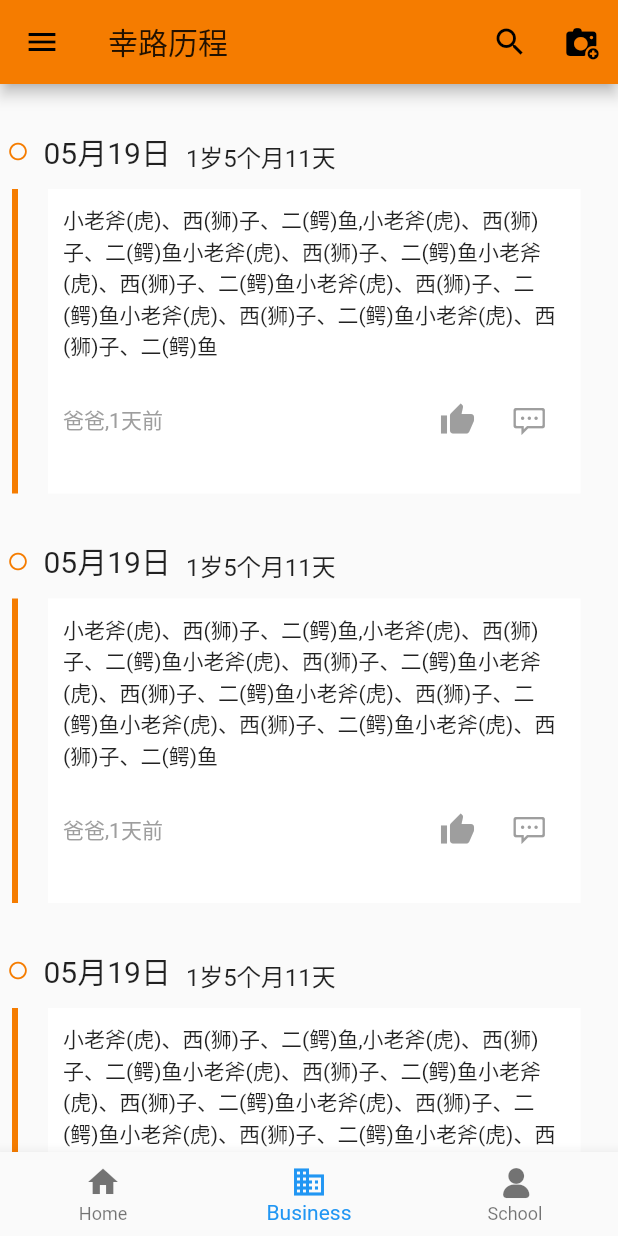
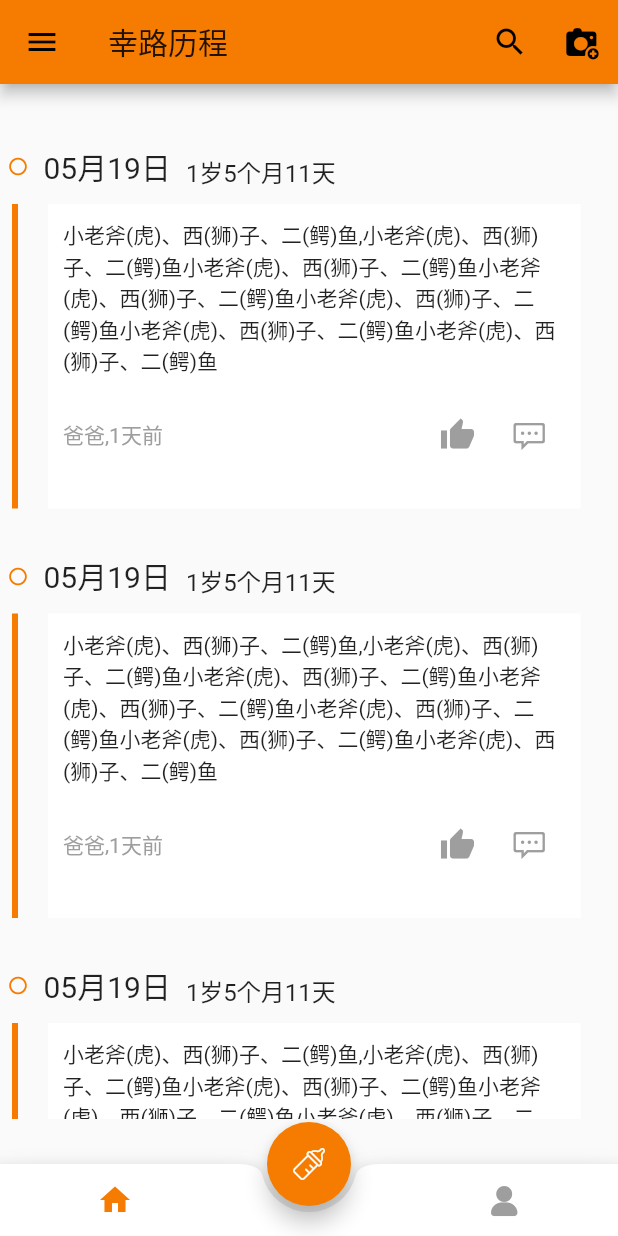
Before and after one commit to Rewa-Fang/SuperDaddy, a Flutter app: the screen it shows after launch, on a phone screen of 412 x 824 dp. Run offline on Flutter 3.47's test engine with Material 2 defaults, Android fonts, the light colour scheme and no system bars.

Commit message:
底部凹凸按钮

```diff
--- a/lib/views/home.dart
+++ b/lib/views/home.dart
@@ -9,7 +9,8 @@ class HomePage extends StatefulWidget {
 
 class _HomePageState extends State<HomePage> {
   var _diaryDataList = [1, 2, 3, 4, 5, 11, 22, 33, 44, 55, 16, 27, 38, 49, 51];
-  var _selectedIndex = 1;
+  var _selectedIndex = 0;
+  Color greyColor = Colors.grey;
   // @override
   // void initState() {
   //   // _retrieveData();
@@ -17,6 +18,7 @@ class _HomePageState extends State<HomePage> {
 
   @override
   Widget build(BuildContext context) {
+    Color primaryColor = Theme.of(context).primaryColor;
     return Scaffold(
       appBar: AppBar(
         title: Text("幸路历程"),
@@ -35,25 +37,40 @@ class _HomePageState extends State<HomePage> {
           )
         ],
       ),
-      bottomNavigationBar: BottomNavigationBar(
-        // 底部导航
-        items: <BottomNavigationBarItem>[
-          BottomNavigationBarItem(
-            icon: Icon(Icons.home),
-            title: Text('Home'),
-          ),
-          BottomNavigationBarItem(
-            icon: Icon(Icons.business),
-            title: Text('Business'),
-          ),
-          BottomNavigationBarItem(
-            icon: Icon(MyIcon.user),
-            title: Text('School'),
-          ),
-        ],
-        currentIndex: _selectedIndex,
-        fixedColor: Colors.blue,
-        onTap: _onItemTapped,
+      floatingActionButton: FloatingActionButton(
+        backgroundColor: Colors.orange[700],
+        child: Icon(MyIcon.naiping),
+        onPressed: () {},
+      ),
+      floatingActionButtonLocation: FloatingActionButtonLocation.centerDocked,
+      bottomNavigationBar: BottomAppBar(
+        color: Colors.white,
+        shape: CircularNotchedRectangle(),
+        child: Row(
+          mainAxisAlignment: MainAxisAlignment.spaceAround,
+          children: <Widget>[
+            IconButton(
+              icon: Icon(
+                Icons.home,
+                color: _selectedIndex == 0 ? primaryColor : greyColor,
+              ),
+              onPressed: () {
+                _onItemTapped(0);
+              },
+            ),
+            //sizedBox 为凹凸按钮占位
+            SizedBox(),
+            IconButton(
+              icon: Icon(
+                MyIcon.user,
+                color: _selectedIndex == 1 ? primaryColor : greyColor,
+              ),
+              onPressed: () {
+                _onItemTapped(1);
+              },
+            ),
+          ],
+        ),
       ),
       body: _buildBody(context),
     );
@@ -67,7 +84,7 @@ class _HomePageState extends State<HomePage> {
 
   Widget _buildBody(BuildContext context) {
     return Padding(
-      padding: EdgeInsets.symmetric(horizontal: 5.0),
+      padding: EdgeInsets.fromLTRB(5.0, 10.0, 5.0, 30.0),
       child: ListView.builder(
         itemCount: _diaryDataList.length,
         itemBuilder: _buildItem,
```
